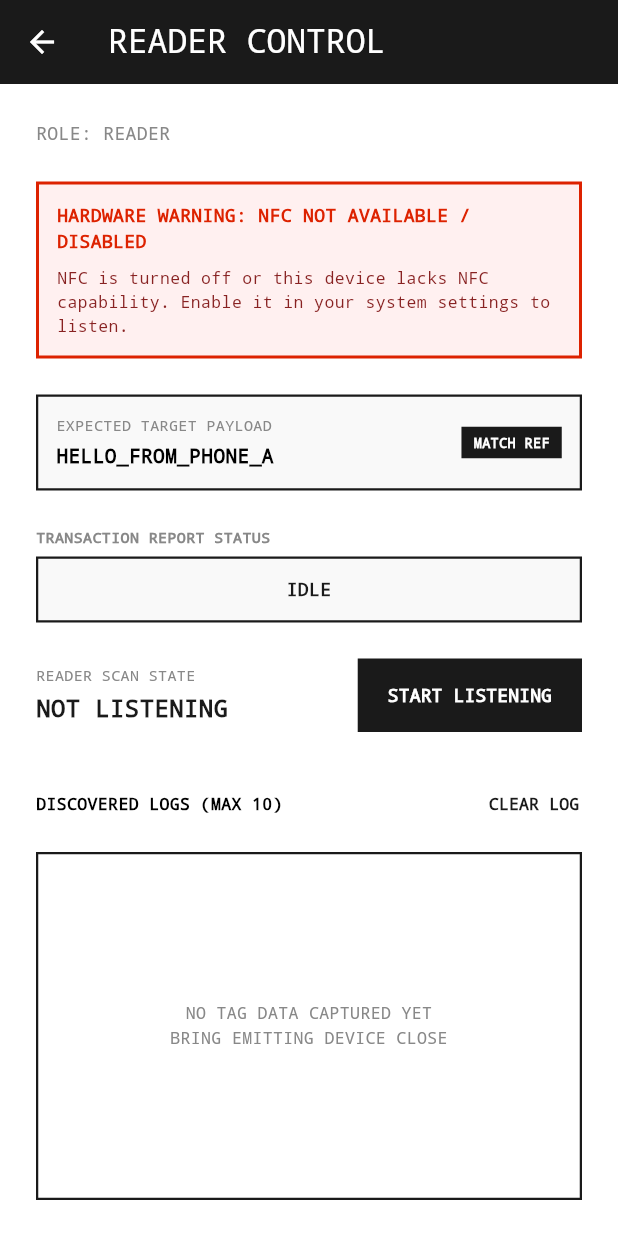
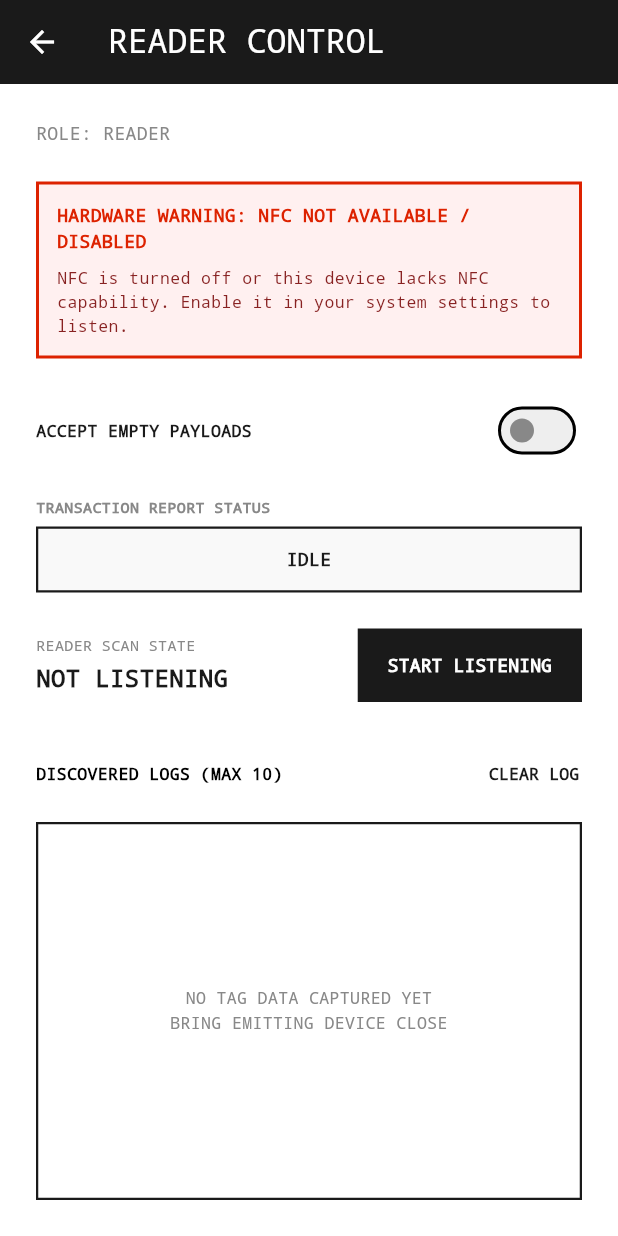
Before and after one commit to dev-mubi/HCE-Validation-Phone-to-Phone-Transmission-, a Flutter app: the ReaderScreen screen opened directly, on a phone screen of 412 x 824 dp. Run offline on Flutter 3.47's test engine with Material 3 defaults, Android fonts, the phone set to English and light mode, and no system bars; our stand-ins replace geolocator; missing offline and left inert: flutter_nfc_hce, nfc_manager.

Commit message:
feat: support empty payload switch on Reader and remove obsolete expected payload UI

```diff
--- a/lib/main.dart
+++ b/lib/main.dart
@@ -269,7 +269,8 @@ class _EmitterScreenState extends State<EmitterScreen> {
       appBar: AppBar(
         title: const Text('EMITTER CONTROL'),
       ),
-      body: Padding(
+      body: SingleChildScrollView(
+        child: Padding(
           padding: const EdgeInsets.all(24.0),
           child: Column(
             crossAxisAlignment: CrossAxisAlignment.stretch,
@@ -451,6 +452,7 @@ class _EmitterScreenState extends State<EmitterScreen> {
             ],
           ),
         ),
+      ),
     );
   }
 }
@@ -486,6 +488,7 @@ class _ReaderScreenState extends State<ReaderScreen> {
   // Iteration 2 states
   String _transactionStatus = "IDLE";
   bool _isReporting = false;
+  bool _acceptEmptyPayload = false;
 
   @override
   void initState() {
@@ -563,15 +566,15 @@ class _ReaderScreenState extends State<ReaderScreen> {
             parsedPayload = _extractRawBytes(tag);
           }
 
-          // Empty check validation (Reject immediately)
-          if (parsedPayload.isEmpty) {
+          // Empty check validation (Reject immediately if toggle is off)
+          if (parsedPayload.isEmpty && !_acceptEmptyPayload) {
             setState(() {
               _transactionStatus = "Received empty payload — no transaction recorded";
             });
             return;
           }
 
-          final isPass = parsedPayload == testPayload;
+          final isPass = parsedPayload.isNotEmpty;
           setState(() {
             _logs.insert(
               0,
@@ -800,43 +803,36 @@ class _ReaderScreenState extends State<ReaderScreen> {
                 ),
               ),
 
-            // Expected payload comparison reference (just for comparison convenience)
-            Container(
-              decoration: BoxDecoration(
-                border: Border.all(color: const Color(0xFF1A1A1A), width: 1.5),
-                color: const Color(0xFFF9F9F9),
+
+
+            // Accept Empty Payload Toggle Switch
+            Row(
+              mainAxisAlignment: MainAxisAlignment.spaceBetween,
+              children: [
+                const Text(
+                  'ACCEPT EMPTY PAYLOADS',
+                  style: TextStyle(
+                    fontFamily: 'monospace',
+                    fontSize: 11,
+                    fontWeight: FontWeight.bold,
+                    color: Color(0xFF1A1A1A),
                   ),
-              padding: const EdgeInsets.all(12),
-              child: Row(
-                children: [
-                  const Expanded(
-                    child: Column(
-                      crossAxisAlignment: CrossAxisAlignment.start,
-                      children: [
-                        Text(
-                          'EXPECTED TARGET PAYLOAD',
-                          style: TextStyle(fontSize: 10, color: Color(0xFF888888)),
                 ),
-                        SizedBox(height: 4),
-                        Text(
-                          testPayload,
-                          style: TextStyle(fontSize: 13, fontWeight: FontWeight.bold),
+                Switch(
+                  value: _acceptEmptyPayload,
+                  onChanged: (val) {
+                    setState(() {
+                      _acceptEmptyPayload = val;
+                    });
+                  },
+                  activeColor: const Color(0xFF1A1A1A),
+                  activeTrackColor: const Color(0xFFCCCCCC),
+                  inactiveThumbColor: const Color(0xFF888888),
+                  inactiveTrackColor: const Color(0xFFEEEEEE),
                 ),
               ],
             ),
-                  ),
-                  Container(
-                    color: const Color(0xFF1A1A1A),
-                    padding: const EdgeInsets.symmetric(horizontal: 8, vertical: 4),
-                    child: const Text(
-                      'MATCH REF',
-                      style: TextStyle(fontSize: 9, color: Colors.white, fontWeight: FontWeight.bold),
-                    ),
-                  )
-                ],
-              ),
-            ),
-            const SizedBox(height: 24),
+            const SizedBox(height: 20),
 
             // Transaction report status indicator (Iteration 2)
             Column(
```
Also changed, not shown: 1 other file. Lines whose indentation alone changed are shown as unchanged.
